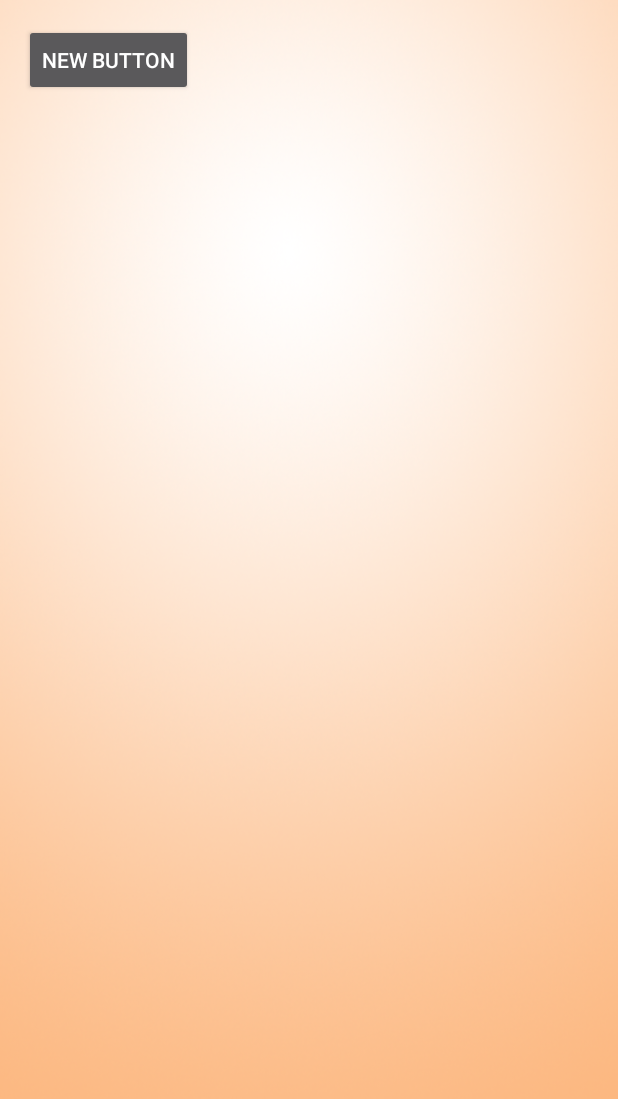
After one commit to muja555/shagelni, an Android app: the layout hier.xml on its own in the app's theme, with its tools: preview values and no code run, on a phone screen of 412 x 824 dp. The commit adds this screen. Shown: the top 1099 px of the screen. Run offline under Robolectric (Android 15) with nearby library versions, the phone set to English and light mode, and no system bars.

Commit message:
Merge branch 'master' of https://github.com/muja555/shagelni
# Conflicts:
#	.idea/misc.xml

```diff
--- a/app/src/main/AndroidManifest.xml
+++ b/app/src/main/AndroidManifest.xml
@@ -27,7 +27,7 @@
             android:name=".Signup"
             android:screenOrientation="portrait" />
         <activity
-            android:name=".Profile"
+            android:name=".Profilee"
             android:screenOrientation="portrait" />
         <activity
             android:name=".MainList"
--- a/app/src/main/java/com/fbm/sha3ilni/helper.java
+++ b/app/src/main/java/com/fbm/sha3ilni/Helperr.java
@@ -9,7 +9,7 @@ import java.util.BitSet;
 /**
  * Created by Mojahed Dameri on 5/14/16.
  */
-public class Helper {
+public class Helperr {
 
     public static Bitmap fromBase64(String str) {
 
--- a/app/src/main/java/com/fbm/sha3ilni/MainListAdapter.java
+++ b/app/src/main/java/com/fbm/sha3ilni/MainListAdapter.java
@@ -46,7 +46,7 @@ public class MainListAdapter extends RecyclerView.Adapter<MainListAdapter.MainLi
             @Override
             public void onClick(View v) {
 
-                Intent intent = new Intent(context, Profile.class);
+                Intent intent = new Intent(context, Profilee.class);
 
                 String serializdObj = new Gson().toJson(workerList.get(pos));
 
@@ -65,7 +65,7 @@ public class MainListAdapter extends RecyclerView.Adapter<MainListAdapter.MainLi
 
         holder.address.setText(workerList.get(position).getCity() +", "+workerList.get(position).getAddress());
 
-        holder.image.setImageBitmap(Helper.fromBase64(workerList.get(position).getImage()));
+        holder.image.setImageBitmap(Helperr.fromBase64(workerList.get(position).getImage()));
 
         holder.ratingBar.setRating(workerList.get(position).getStars());
 
--- a/app/src/main/res/layout/activity_signup.xml
+++ b/app/src/main/res/layout/activity_signup.xml
@@ -9,7 +9,9 @@
     tools:context=".MainActivity"
 
     android:background="@drawable/background">
-
+<ScrollView
+    android:layout_width="wrap_content"
+    android:layout_height="wrap_content">
     <LinearLayout
         android:orientation="vertical"
         android:layout_width="match_parent"
@@ -94,6 +96,6 @@
             />
     </LinearLayout>
 
-
+</ScrollView>
 
 </RelativeLayout>
--- /dev/null
+++ b/app/src/main/res/layout/hier.xml
@@ -0,0 +1,34 @@
+<?xml version="1.0" encoding="utf-8"?>
+<RelativeLayout xmlns:android="http://schemas.android.com/apk/res/android"
+    android:orientation="vertical" android:layout_width="match_parent"
+    android:layout_height="match_parent"
+    android:paddingBottom="@dimen/activity_vertical_margin"
+    android:paddingLeft="@dimen/activity_horizontal_margin"
+    android:paddingRight="@dimen/activity_horizontal_margin"
+    android:paddingTop="@dimen/activity_vertical_margin"
+    android:background="@drawable/background">
+
+    <ScrollView
+        android:layout_width="match_parent"
+        android:layout_height="match_parent"
+        >
+
+    </ScrollView>
+
+    <LinearLayout
+        android:orientation="vertical"
+        android:layout_width="match_parent"
+        android:layout_height="match_parent">
+
+        <Button
+            android:layout_width="wrap_content"
+            android:layout_height="wrap_content"
+            android:text="New Button"
+            android:id="@+id/button3"
+            android:layout_alignParentBottom="true"
+            android:layout_centerHorizontal="true"
+            android:layout_marginBottom="95dp" />
+
+    </LinearLayout>
+
+</RelativeLayout>
```
Also changed, not shown: app/src/main/java/com/fbm/sha3ilni/Profilee.java (added, +63 -0 lines), app/src/main/java/com/fbm/sha3ilni/profile.java (deleted, +0 -35 lines).
